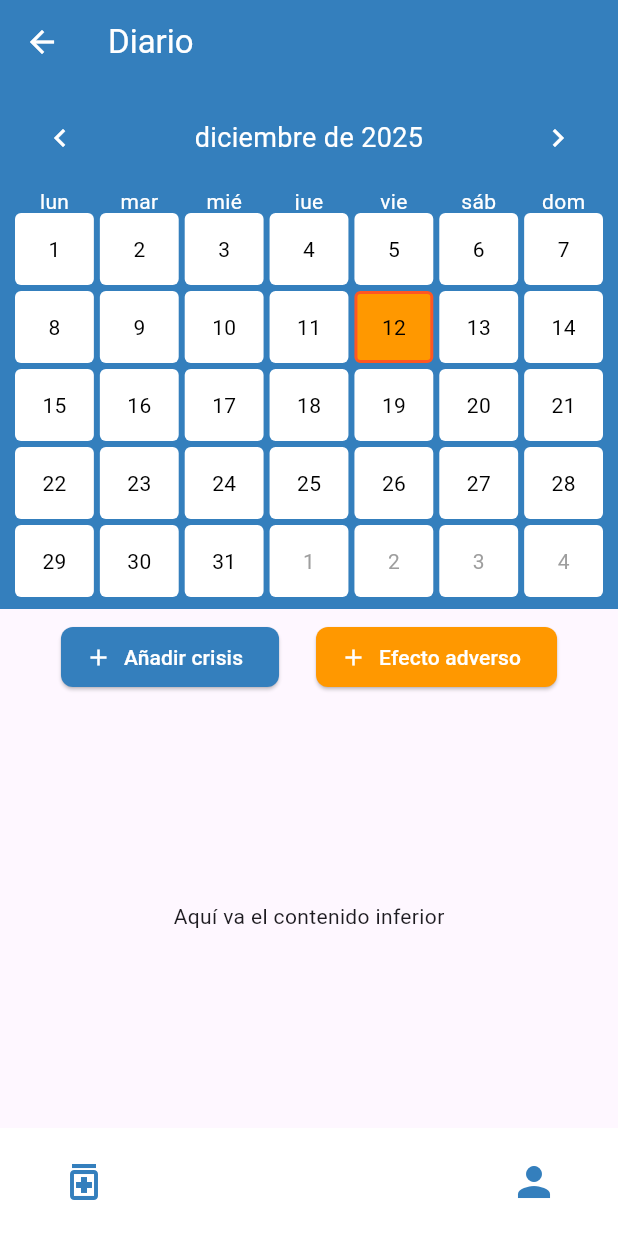
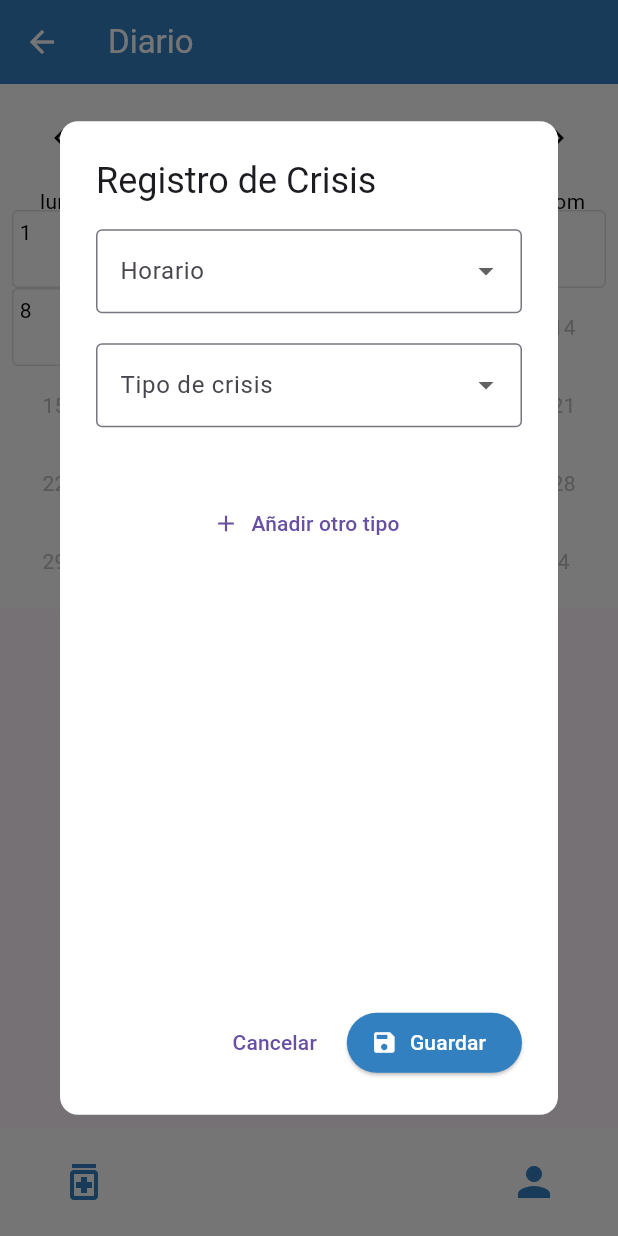
Before and after one commit to juanmarcos99/app, a Flutter app: the DiaryPage screen opened by its route, after a tap on "Añadir crisis", on a phone screen of 412 x 824 dp. Run offline on Flutter 3.47's test engine with Material 3 defaults, Android fonts, the phone set to English and light mode, and no system bars; drawn by our look-alikes of table_calendar; our stand-ins replace equatable, flutter_bloc, get_it, sqflite; accounts and stored records are empty.

Commit message:
Se ñadieron las pantallas de registrar crisis y efectos adversos, y se pasaron a widgets individuales los botones del diario, solo esta la parte visual

```diff
--- a/lib/core/theme/style/colors.dart
+++ b/lib/core/theme/style/colors.dart
@@ -4,10 +4,14 @@ import 'package:flutter/material.dart';
 
 class AppColors {
   //color primary
-  static const Color primary = Color.fromARGB(255, 52, 127, 189);
+  static const Color primary = Color.fromARGB(255, 51, 128, 192);
+  //color para las letras en blanco
+  //color primary
+  static const Color secundary = Color.fromARGB(255, 28, 68, 146);
   //color para las letras en blanco
   static const Color white = Color.fromARGB(255, 255, 255, 255);
-
   //color para los bordes de los text field
   static const Color grey = Color.fromARGB(255, 192, 192, 192);
+  //color para los bordes de los text field
+  static const Color orange = Color.fromARGB(255, 255, 152, 0);
 }
--- a/lib/features/diary/ui/diary_ui.dart
+++ b/lib/features/diary/ui/diary_ui.dart
@@ -1,2 +1,5 @@
 export 'pages/dairy/dairy_screen.dart';
 export 'pages/dairy/widgets/table_calendar.dart';
+export 'pages/dairy/widgets/custom_actionb_button.dart';
+export 'pages/dairy/widgets/register_crisis_dialog.dart';
+export 'pages/dairy/widgets/register_efect_dialog.dart';
--- a/lib/features/diary/ui/pages/dairy/dairy_screen.dart
+++ b/lib/features/diary/ui/pages/dairy/dairy_screen.dart
@@ -1,3 +1,4 @@
+import 'package:app/features/diary/ui/pages/dairy/widgets/register_crisis_dialog.dart';
 import 'package:flutter/material.dart';
 import 'package:app/features/diary/ui/diary_ui.dart';
 import 'package:app/core/theme/style/colors.dart';
@@ -22,52 +23,41 @@ class DiaryPage extends StatelessWidget {
       body: SafeArea(
         child: Column(
           children: [
-            // 👆 Calendario con altura fija
+            // Calendario con altura fija
             const SizedBox(height: 350, child: DiaryCalendar()),
-
-            // 👇 Botones pegados justo debajo del calendario
+            // Botones pegados justo debajo del calendario
             Padding(
               padding: const EdgeInsets.symmetric(horizontal: 16, vertical: 8),
               child: Row(
                 mainAxisAlignment: MainAxisAlignment.spaceEvenly,
                 children: [
-                  ElevatedButton.icon(
-                    style: ElevatedButton.styleFrom(
-                      backgroundColor: AppColors.primary,
-                      shape: RoundedRectangleBorder(
-                        borderRadius: BorderRadius.circular(8),
-                      ),
-                    ),
-                    icon: const Icon(Icons.add, color: Colors.white),
-                    label: const Text(
-                      "Añadir crisis",
-                      style: TextStyle(color: Colors.white),
-                    ),
+                  CustomActionButton(
+                    text: "Añadir crisis",
+                    icon: Icons.add,
+                    backgroundColor: AppColors.primary,
                     onPressed: () {
-                      // Acción para añadir crisis
+                      showDialog(
+                        context: context,
+                        builder: (context) => const RegisterCrisisDialog(),
+                      );
                     },
                   ),
-                  ElevatedButton.icon(
-                    style: ElevatedButton.styleFrom(
-                      backgroundColor: Colors.orange,
-                      shape: RoundedRectangleBorder(
-                        borderRadius: BorderRadius.circular(8),
-                      ),
-                    ),
-                    icon: const Icon(Icons.add, color: Colors.white),
-                    label: const Text(
-                      "Efecto adverso",
-                      style: TextStyle(color: Colors.white),
-                    ),
+                  CustomActionButton(
+                    text: "Añadir Efecto",
+                    icon: Icons.add,
+                    backgroundColor: AppColors.secundary,
                     onPressed: () {
-                      // Acción para efecto adverso
+                      showDialog(
+                        context: context,
+                        builder: (context) => const RegistroEfectDialog(),
+                      );
                     },
                   ),
                 ],
               ),
             ),
 
-            // 👇 Espacio para el resto del contenido
+            //  Espacio para el resto del contenido
             const Expanded(
               child: Center(child: Text("Aquí va el contenido inferior")),
             ),
@@ -75,7 +65,7 @@ class DiaryPage extends StatelessWidget {
         ),
       ),
 
-      // 👇 Pie de pantalla con iconos de píldoras y usuario
+      //  Pie de pantalla con iconos de píldoras y usuario
       bottomNavigationBar: Container(
         color: Colors.white,
         padding: const EdgeInsets.symmetric(horizontal: 32, vertical: 12),
--- /dev/null
+++ b/lib/features/diary/ui/pages/dairy/widgets/custom_actionb_button.dart
@@ -0,0 +1,29 @@
+import 'package:flutter/material.dart';
+
+class CustomActionButton extends StatelessWidget {
+  final String text;
+  final IconData? icon;
+  final Color backgroundColor;
+  final VoidCallback onPressed;
+
+  const CustomActionButton({
+    super.key,
+    required this.text,
+    this.icon,
+    required this.backgroundColor,
+    required this.onPressed,
+  });
+
+  @override
+  Widget build(BuildContext context) {
+    return ElevatedButton.icon(
+      style: ElevatedButton.styleFrom(
+        backgroundColor: backgroundColor,
+        shape: RoundedRectangleBorder(borderRadius: BorderRadius.circular(8)),
+      ),
+      icon: Icon(icon, color: Colors.white),
+      label: Text(text, style: const TextStyle(color: Colors.white)),
+      onPressed: onPressed,
+    );
+  }
+}
--- /dev/null
+++ b/lib/features/diary/ui/pages/dairy/widgets/register_crisis_dialog.dart
@@ -0,0 +1,181 @@
+import 'package:app/core/theme/style/colors.dart';
+import 'package:flutter/material.dart';
+
+class RegisterCrisisDialog extends StatefulWidget {
+  const RegisterCrisisDialog({super.key});
+
+  @override
+  State<RegisterCrisisDialog> createState() => _RegisterCrisisDialogState();
+}
+
+class _RegisterCrisisDialogState extends State<RegisterCrisisDialog> {
+  String? horario;
+  String? tipoSeleccionado;
+
+  final List<String> horarios = [
+    '6:00 am - 10:00 am',
+    '10:00 am - 2:00 pm',
+    '2:00 pm - 6:00 pm',
+    '6:00 pm - 10:00 pm',
+    '10:00 pm - 6:00 am',
+  ];
+
+  final List<String> tiposCrisis = [
+    'Focales conscientes',
+    'Focales inconscientes',
+    'Tónico-clónico bilateral',
+  ];
+
+  final cantidadController = TextEditingController();
+  final List<Map<String, TextEditingController>> otrosCampos = [];
+
+  @override
+  void dispose() {
+    cantidadController.dispose();
+    for (var campo in otrosCampos) {
+      campo['descripcion']?.dispose();
+      campo['cantidad']?.dispose();
+    }
+    super.dispose();
+  }
+
+  @override
+  Widget build(BuildContext context) {
+    return AlertDialog(
+      backgroundColor: AppColors.white,
+      shape: RoundedRectangleBorder(borderRadius: BorderRadius.circular(12)),
+      title: const Text("Registro de Crisis"),
+      content: SizedBox(
+        width: MediaQuery.of(context).size.width * 0.9, // más ancho
+        height: MediaQuery.of(context).size.height * 0.6, // más alto
+        child: SingleChildScrollView(
+          child: Column(
+            children: [
+              // Horario
+              DropdownButtonFormField<String>(
+                value: horario,
+                items: horarios.map((h) {
+                  return DropdownMenuItem(value: h, child: Text(h));
+                }).toList(),
+                onChanged: (value) => setState(() => horario = value),
+                decoration: const InputDecoration(
+                  labelText: "Horario",
+                  border: OutlineInputBorder(),
+                ),
+              ),
+              const SizedBox(height: 20),
+
+              // Tipo de crisis (desplegable)
+              DropdownButtonFormField<String>(
+                value: tipoSeleccionado,
+                items: tiposCrisis.map((t) {
+                  return DropdownMenuItem(value: t, child: Text(t));
+                }).toList(),
+                onChanged: (value) {
+                  setState(() {
+                    tipoSeleccionado = value;
+                  });
+                },
+                decoration: const InputDecoration(
+                  labelText: "Tipo de crisis",
+                  border: OutlineInputBorder(),
+                ),
+              ),
+              const SizedBox(height: 20),
+
+              // Campo de cantidad (solo aparece si se eligió un tipo)
+              if (tipoSeleccionado != null)
+                TextFormField(
+                  controller: cantidadController,
+                  keyboardType: TextInputType.number,
+                  decoration: InputDecoration(
+                    labelText: "Cantidad de crisis ($tipoSeleccionado)",
+                    border: const OutlineInputBorder(),
+                  ),
+                ),
+
+              const SizedBox(height: 20),
+
+              // Campos dinámicos (otros tipos añadidos manualmente)
+              for (var i = 0; i < otrosCampos.length; i++)
+                Padding(
+                  padding: const EdgeInsets.only(bottom: 12.0),
+                  child: Row(
+                    children: [
+                      Expanded(
+                        flex: 2,
+                        child: TextFormField(
+                          controller: otrosCampos[i]['descripcion'],
+                          decoration: const InputDecoration(
+                            labelText: "Descripción",
+                            border: OutlineInputBorder(),
+                          ),
+                        ),
+                      ),
+                      const SizedBox(width: 10),
+                      Expanded(
+                        flex: 1,
+                        child: TextFormField(
+                          controller: otrosCampos[i]['cantidad'],
+                          keyboardType: TextInputType.number,
+                          decoration: const InputDecoration(
+                            labelText: "Cantidad",
+                            border: OutlineInputBorder(),
+                          ),
+                        ),
+                      ),
+                      IconButton(
+                        icon: const Icon(Icons.delete, color: Colors.red),
+                        onPressed: () {
+                          setState(() {
+                            otrosCampos.removeAt(i);
+                          });
+                        },
+                      ),
+                    ],
+                  ),
+                ),
+              TextButton.icon(
+                onPressed: () {
+                  setState(() {
+                    otrosCampos.add({
+                      "descripcion": TextEditingController(),
+                      "cantidad": TextEditingController(),
+                    });
+                  });
+                },
+                icon: const Icon(Icons.add),
+                label: const Text("Añadir otro tipo"),
+              ),
+            ],
+          ),
+        ),
+      ),
+      actions: [
+        TextButton(
+          onPressed: () => Navigator.pop(context),
+          child: const Text("Cancelar"),
+        ),
+        ElevatedButton.icon(
+          onPressed: () {
+            final horarioSel = horario ?? "";
+            final tipoSel = tipoSeleccionado ?? "";
+            final cantidad = cantidadController.text.trim();
+
+            print("Horario: $horarioSel, Tipo: $tipoSel, Cantidad: $cantidad");
+
+            Navigator.pop(context);
+          },
+          icon: const Icon(Icons.save, color: AppColors.white),
+          label: const Text(
+            "Guardar",
+            style: TextStyle(color: AppColors.white),
+          ),
+          style: ElevatedButton.styleFrom(
+            backgroundColor: AppColors.primary,
+          ),
+        ),
+      ],
+    );
+  }
+}
--- a/lib/features/diary/ui/pages/dairy/widgets/table_calendar.dart
+++ b/lib/features/diary/ui/pages/dairy/widgets/table_calendar.dart
@@ -16,76 +16,95 @@ class _DiaryCalendarState extends State<DiaryCalendar> {
   @override
   Widget build(BuildContext context) {
     return Container(
-      color: AppColors.primary, // 👈 fondo azul detrás del calendario
+      color: Colors.white, // fondo blanco del calendario
       padding: const EdgeInsets.symmetric(horizontal: 8, vertical: 4),
       child: TableCalendar(
         locale: 'es_ES',
         firstDay: DateTime.utc(2020, 1, 1),
-        lastDay: DateTime.utc(2030, 12, 31),
+        lastDay: DateTime.now(), // 👈 límite: hoy
         focusedDay: focusedDay,
         selectedDayPredicate: (day) => isSameDay(selectedDay, day),
         onDaySelected: (day, newFocusedDay) {
+          // 👇 validamos que no sea un día futuro
+          if (day.isAfter(DateTime.now())) return;
+
           setState(() {
             selectedDay = day;
-            // 👇 siempre actualizar el mes enfocado
             focusedDay = day;
           });
         },
         calendarFormat: CalendarFormat.month,
         startingDayOfWeek: StartingDayOfWeek.monday,
+
         headerStyle: const HeaderStyle(
           formatButtonVisible: false,
           titleCentered: true,
-          titleTextStyle: TextStyle(color: Colors.white, fontSize: 18),
-          leftChevronIcon: Icon(Icons.chevron_left, color: Colors.white),
-          rightChevronIcon: Icon(Icons.chevron_right, color: Colors.white),
+          titleTextStyle: TextStyle(color: Colors.black, fontSize: 18),
+          leftChevronIcon: Icon(Icons.chevron_left, color: Colors.black),
+          rightChevronIcon: Icon(Icons.chevron_right, color: Colors.black),
         ),
+
         calendarStyle: CalendarStyle(
           cellMargin: const EdgeInsets.all(2),
+          outsideTextStyle: const TextStyle(color: Colors.grey),
+        ),
 
-          // 👇 Días del mes actual
-          defaultDecoration: BoxDecoration(
+        daysOfWeekStyle: const DaysOfWeekStyle(
+          weekdayStyle: TextStyle(color: Colors.black),
+          weekendStyle: TextStyle(color: Colors.black),
+        ),
+
+        // Personalización de celdas
+        calendarBuilders: CalendarBuilders(
+          defaultBuilder: (context, day, focusedDay) {
+            return Container(
+              decoration: BoxDecoration(
                 color: Colors.white,
                 borderRadius: BorderRadius.circular(4),
+                border: Border.all(color: Colors.grey.shade300),
               ),
-          weekendDecoration: BoxDecoration(
-            color: Colors.white,
+              alignment: Alignment.topLeft,
+              padding: const EdgeInsets.all(4),
+              child: Text(
+                '${day.day}',
+                style: const TextStyle(color: Colors.black),
+              ),
+            );
+          },
+          todayBuilder: (context, day, focusedDay) {
+            return Container(
+              decoration: BoxDecoration(
+                color: AppColors.secundary,
                 borderRadius: BorderRadius.circular(4),
               ),
-
-          // 👇 Día seleccionado
-          selectedDecoration: BoxDecoration(
-            color: Colors.orange,
+              alignment: Alignment.topLeft,
+              padding: const EdgeInsets.all(4),
+              child: Text(
+                '${day.day}',
+                style: const TextStyle(
+                  color: Colors.white,
+                  fontWeight: FontWeight.bold,
+                ),
+              ),
+            );
+          },
+          selectedBuilder: (context, day, focusedDay) {
+            return Container(
+              decoration: BoxDecoration(
+                color: AppColors.primary,
                 borderRadius: BorderRadius.circular(4),
               ),
-
-          // 👇 Día actual
-          todayDecoration: BoxDecoration(
-            color: Colors.orange,
-            borderRadius: BorderRadius.circular(4),
-            border: Border.all(color: Colors.deepOrange, width: 2),
+              alignment: Alignment.topLeft,
+              padding: const EdgeInsets.all(4),
+              child: Text(
+                '${day.day}',
+                style: const TextStyle(
+                  color: Colors.white,
+                  fontWeight: FontWeight.bold,
                 ),
-
-          // 👇 Texto de días del mes actual
-          defaultTextStyle: const TextStyle(color: Colors.black),
-          weekendTextStyle: const TextStyle(color: Colors.black),
-          selectedTextStyle: const TextStyle(color: Colors.white),
-          todayTextStyle: const TextStyle(color: Colors.black),
-
-          // 👇 Días de otro mes (fuera del mes actual)
-          outsideDecoration: BoxDecoration(
-            color: Colors.white,
-            borderRadius: BorderRadius.circular(4),
               ),
-          outsideTextStyle: const TextStyle(color: Colors.grey), // 👈 letra gris
-        ),
-        daysOfWeekStyle: const DaysOfWeekStyle(
-          weekdayStyle: TextStyle(
-            color: Colors.white,
-          ), // días LUN-VIE en blanco
-          weekendStyle: TextStyle(
-            color: Colors.white,
-          ), // días SÁB-DOM en blanco
+            );
+          },
         ),
       ),
     );
```
Also changed, not shown: lib/features/auth/ui/pages/login/login_screen.dart (+7 -1 lines), lib/features/auth/ui/pages/registro/register_screen.dart (+7 -1 lines), lib/features/diary/ui/pages/dairy/widgets/register_efect_dialog.dart (added, +59 -0 lines), assets/images/login.png. Lines whose indentation alone changed are shown as unchanged.
